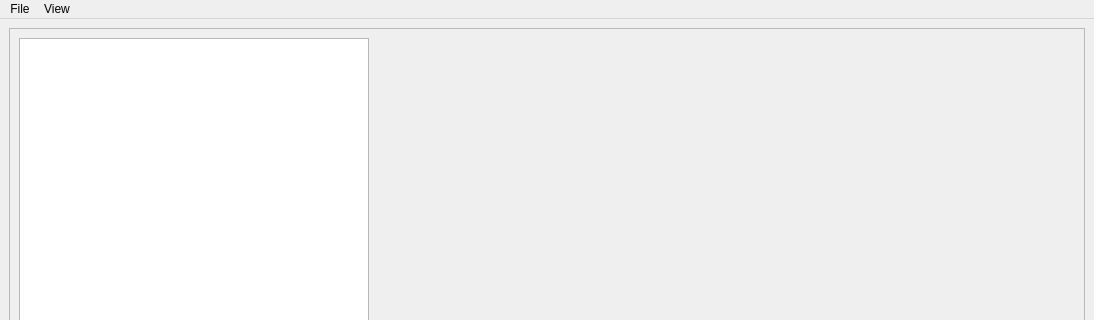
Above: src/mainwindow.ui from jcfain/XTPlayer before the change; both pictures show x 0 to 1094 and y 0 to 320 of the 1094 by 694 pixel window. Below: the same form after it.
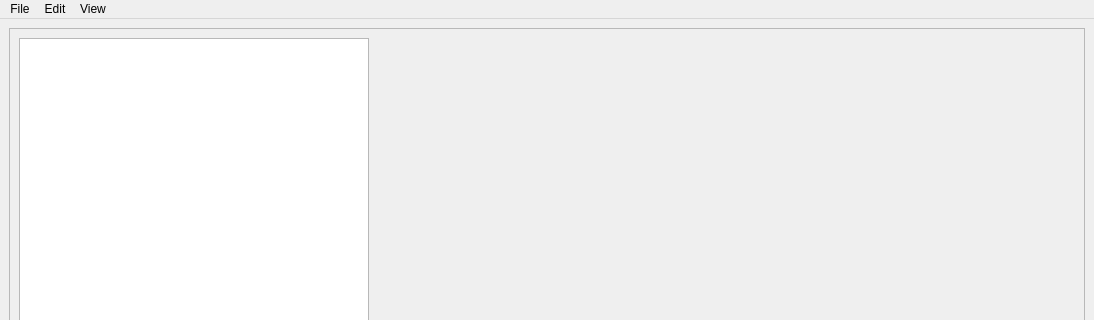
That is the form after the change. Icons and pictures are not drawn. Custom widgets are drawn as their Qt base class.

Commit message: Adding new Change current deo script (untested) Styling the menu items

What changed in the file:
```diff
--- a/src/mainwindow.ui
+++ b/src/mainwindow.ui
@@ -349,7 +349,14 @@
     <addaction name="actionList"/>
     <addaction name="actionThumbnail"/>
    </widget>
+   <widget class="QMenu" name="menuEdit">
+    <property name="title">
+     <string>Edit</string>
+    </property>
+    <addaction name="actionChange_current_deo_script"/>
+   </widget>
    <addaction name="menuFile"/>
+   <addaction name="menuEdit"/>
    <addaction name="menuView"/>
   </widget>
   <action name="actionSelect_library">
```
Left out of the diff: 8 changed lines with no effect on the pictures. The commit also changes 6 other files.
